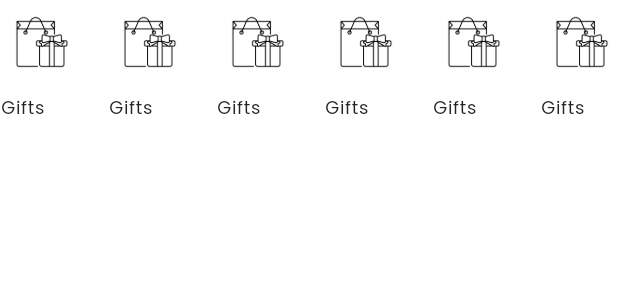
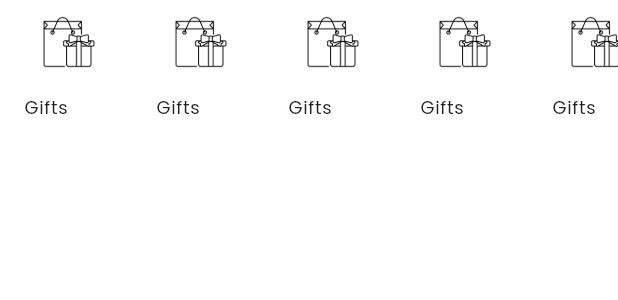
Before and after one commit to developerkomi5/crown_creation, a Flutter app: the KHomeCategories widget shown alone on an empty page, opened directly, on a phone screen of 412 x 824 dp. Shown: the top 300 px of the screen. Run offline on Flutter 3.47's test engine with Material 3 defaults, Android fonts, the light colour scheme and no system bars; our stand-ins replace carousel_slider, get, get_storage, iconsax, logger, smooth_page_indicator; accounts and stored records are empty; project files that could hold a hidden picture were left out.

Commit message:
All Glitches Fixed

```diff
--- a/lib/common/widgets/image_text_widgets/vertical_image_text.dart
+++ b/lib/common/widgets/image_text_widgets/vertical_image_text.dart
@@ -50,7 +50,7 @@ class KVerticalImageText extends StatelessWidget {
             // Text
             const SizedBox(height: KSizes.spaceBtwItems / 2),
             SizedBox(
-              width: 55,
+              width: 60,
               child: Text(
                 title,
                 style: Theme.of(
--- a/lib/common/widgets/texts/section_heading.dart
+++ b/lib/common/widgets/texts/section_heading.dart
@@ -26,7 +26,7 @@ class KSectionHeading extends StatelessWidget {
         Text(
           title,
           style: Theme.of(context).textTheme.headlineSmall!.apply(
-            color: dark ? KColors.dark : KColors.dark,
+            color: textColor ?? (dark ? KColors.dark : KColors.dark),
           ),
           maxLines: 1,
           overflow: TextOverflow.ellipsis,
--- a/lib/features/personalization/screens/settings/settings.dart
+++ b/lib/features/personalization/screens/settings/settings.dart
@@ -52,6 +52,7 @@ class SettingsScreen extends StatelessWidget {
                   // Account settings
                   KSectionHeading(
                     title: 'Account Settings',
+                    textColor: dark ? KColors.white : KColors.dark,
                     showActionButton: false,
                   ),
                   SizedBox(height: KSizes.spaceBtwItems),
@@ -96,6 +97,7 @@ class SettingsScreen extends StatelessWidget {
                   SizedBox(height: KSizes.spaceBtwSections),
                   KSectionHeading(
                     title: 'App Settings',
+                    textColor: dark ? KColors.white : KColors.dark,
                     showActionButton: false,
                   ),
                   SizedBox(height: KSizes.spaceBtwItems),
--- a/lib/features/shop/screens/categories/category.dart
+++ b/lib/features/shop/screens/categories/category.dart
@@ -16,6 +16,7 @@ class CategoryScreen extends StatelessWidget {
 
   @override
   Widget build(BuildContext context) {
+    final dark = KHelperFunctions.isDarkMode(context);
     return DefaultTabController(
       length: 9,
       child: Scaffold(
@@ -48,8 +49,9 @@ class CategoryScreen extends StatelessWidget {
                     children: [
                       // Search Bar
                       const SizedBox(height: KSizes.spaceBtwItems),
-                      const KSearchContainer(
+                      KSearchContainer(
                         text: 'Search in Categories',
+                        textColor: dark ? KColors.white : KColors.dark,
                         showBorder: true,
                         padding: EdgeInsets.zero,
                         showBackground: false,
@@ -59,6 +61,7 @@ class CategoryScreen extends StatelessWidget {
                       // Featured Products
                       KSectionHeading(
                         title: 'Featured Products',
+                        textColor: dark ? KColors.white : KColors.dark,
                         onPressed: () {},
                       ),
                       const SizedBox(height: KSizes.spaceBtwItems / 1.5),
--- a/lib/features/shop/screens/home/widgets/home_categories.dart
+++ b/lib/features/shop/screens/home/widgets/home_categories.dart
@@ -8,11 +8,13 @@ class KHomeCategories extends StatelessWidget {
   @override
   Widget build(BuildContext context) {
     return SizedBox(
-      height: 80,
-      child: ListView.builder(
-        shrinkWrap: true,
+      height: 90, // Slightly increased height for better spacing
+      child: ListView.separated(
+        scrollDirection: Axis.horizontal,
         itemCount: 6,
-        scrollDirection: Axis.horizontal,
+        padding: const EdgeInsets.symmetric(horizontal: 16), // Uniform padding
+        separatorBuilder:
+            (_, __) => const SizedBox(width: 12), // gap between items
         itemBuilder: (_, index) {
           return KVerticalImageText(
             image: KImages.giftsitems,
```
Also changed, not shown: lib/common/widgets/custom_shapes/containers/search_container.dart (+9 -2 lines), lib/features/shop/screens/categories/widgets/category_tab.dart (+8 -1 lines), lib/features/shop/screens/home/home.dart (+8 -1 lines).
